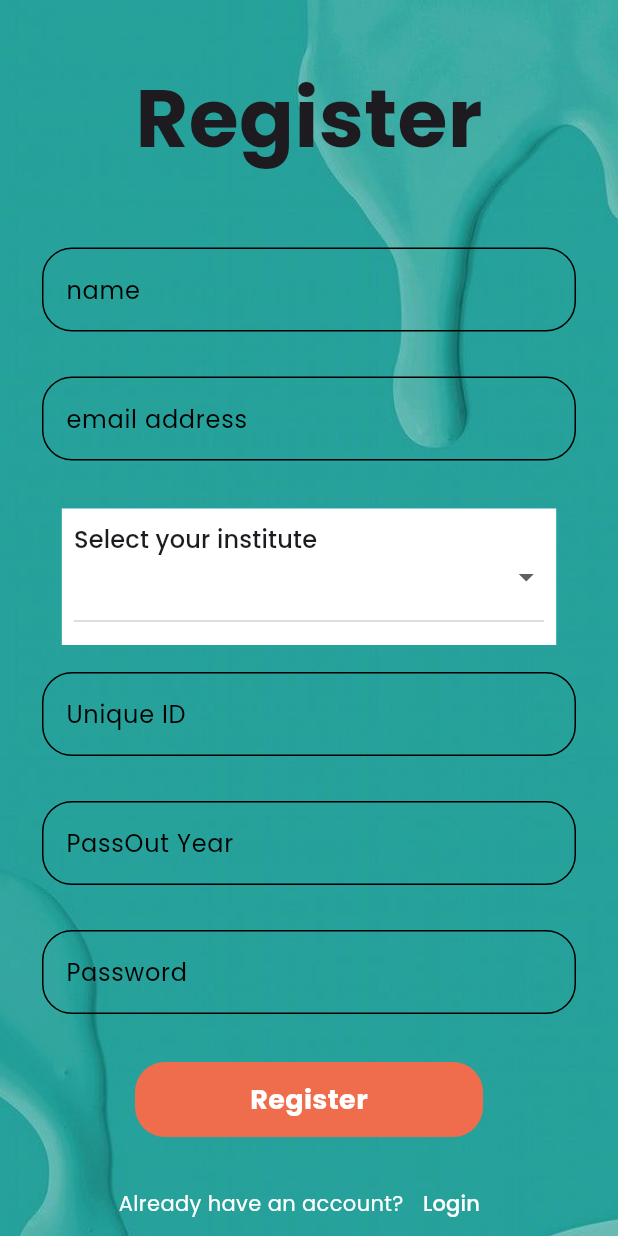
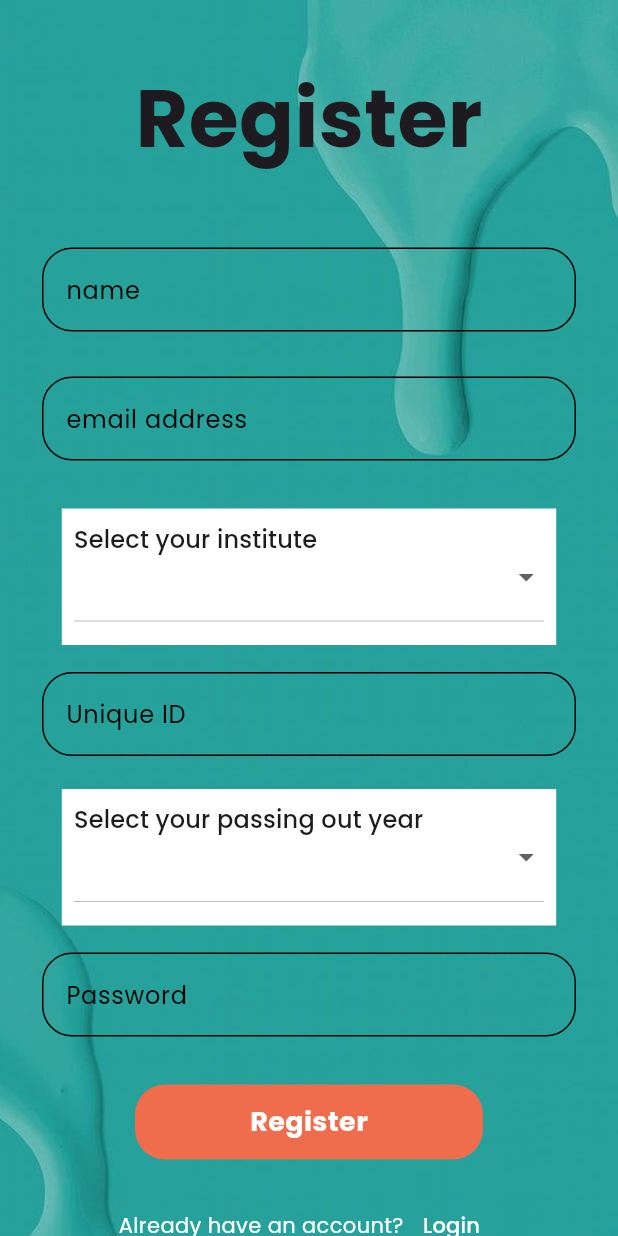
Before and after one commit to barath-dev/event_management_flutter_android, a Flutter app: the screen it shows after launch, on a phone screen of 412 x 824 dp. Run offline on Flutter 3.47's test engine with Material 3 defaults, Android fonts, the phone set to English and light mode, and no system bars; our stand-ins replace cloud_firestore, firebase_auth, firebase_core, firebase_storage, google_fonts, image_picker; missing offline and left inert: firebase_app_check, flutter_email_sender; accounts and stored records are empty.

Commit message:
basic functionalities fixed

```diff
--- a/lib/main.dart
+++ b/lib/main.dart
@@ -28,7 +28,6 @@ class MyApp extends StatelessWidget {
   @override
   Widget build(BuildContext context) {
     return MaterialApp(
-      title: 'Flutter Demo',
       debugShowCheckedModeBanner: false,
       theme: ThemeData(
         primarySwatch: Colors.yellow,
--- a/lib/resources/Authmethods.dart
+++ b/lib/resources/Authmethods.dart
@@ -15,7 +15,7 @@ class Authmethods {
           email: email, password: password);
 
       FirebaseFirestore firestore = FirebaseFirestore.instance;
-      firestore.collection('users').add({
+      firestore.collection('users').doc(cred.user!.uid).set({
         'name': name,
         'uid': cred.user!.uid,
         'email': email,
@@ -25,7 +25,7 @@ class Authmethods {
         // 'passingOutYear': passingOutYear,
       });
       await FirebaseFirestore.instance
-          .collection('notificatios')
+          .collection('notifications')
           .doc(cred.user!.email)
           .set({
         'notifications': [],
--- a/lib/resources/DBmethods.dart
+++ b/lib/resources/DBmethods.dart
@@ -9,7 +9,7 @@ class DBmethods {
       {required String type,
       required String event,
       required String description,
-      required DateTime date_time,
+      required String date_time,
       required String venue,
       required String inst,
       required String duration,
@@ -52,6 +52,7 @@ class DBmethods {
           .set({
         'name': coordinatorName,
         'email': coordinatorEmail,
+        'eid': [],
         'techinical_events': [],
         'non_techinical_events': [],
         'students_participating': 0,
--- a/lib/screens/auth/Registration_Screen.dart
+++ b/lib/screens/auth/Registration_Screen.dart
@@ -28,6 +28,17 @@ List<String> list = <String>[
   'KESHAV MEMORIAL INST OF TECHNOLOGY NARAYANAGUDA, HYDERABAD'
 ];
 
+List<String> passingOutYearList = [
+  'Select your passing out year',
+  DateTime.now().year.toString(),
+  (DateTime.now().year + 1).toString(),
+  (DateTime.now().year + 2).toString(),
+  (DateTime.now().year + 3).toString(),
+  (DateTime.now().year + 4).toString(),
+  (DateTime.now().year + 5).toString(),
+  (DateTime.now().year + 6).toString(),
+];
+
 class RegisterScreen extends StatefulWidget {
   const RegisterScreen({super.key});
 
@@ -42,13 +53,32 @@ class _RegisterScreenState extends State<RegisterScreen> {
   TextEditingController institute = TextEditingController();
   TextEditingController passingOutYear = TextEditingController();
   TextEditingController uniqueId = TextEditingController();
+  late String dropdownValue;
+  late String passOut;
+
+  @override
+  void initState() {
+     dropdownValue = list.first;
+     passOut = passingOutYearList.first;
+    super.initState();
+  }
+
+  @override
+  void dispose() {
+    email.dispose();
+    password.dispose();
+    name.dispose();
+    institute.dispose();
+    passingOutYear.dispose();
+    uniqueId.dispose();
+    super.dispose();
+  }
 
   void register() async {
     if (email.text.isNotEmpty &&
         password.text.isNotEmpty &&
         name.text.isNotEmpty &&
         dropdownValue != 'Select your institute' &&
-        // passingOutYear.text.isNotEmpty &&
         uniqueId.text.isNotEmpty) {
       String result = await Authmethods().signUpuser(
           email: email.text,
@@ -71,8 +101,6 @@ class _RegisterScreenState extends State<RegisterScreen> {
           const SnackBar(content: Text('Please fill all the fields')));
     }
   }
-
-  String dropdownValue = list.first;
 
   @override
   Widget build(BuildContext context) {
@@ -165,10 +193,33 @@ class _RegisterScreenState extends State<RegisterScreen> {
             const SizedBox(
               height: 10,
             ),
-            Padding(
-              padding: const EdgeInsets.symmetric(horizontal: 20),
-              child:
-                  TextInput(hint: 'PassOut Year', controller: passingOutYear),
+            Container(
+              color: Colors.white,
+              width: MediaQuery.of(context).size.width * 0.8,
+              padding: const EdgeInsets.all(8.0),
+              child: DropdownButton<String>(
+                itemHeight: 75,
+                isExpanded: true,
+                value: passOut,
+                onChanged: (String? value) => {
+                  setState(() {
+                    passOut = value!;
+                  })
+                },
+                items: passingOutYearList
+                    .map<DropdownMenuItem<String>>((String value) {
+                  return DropdownMenuItem<String>(
+                    value: value,
+                    child: Column(children: [
+                      Text(
+                        value,
+                        softWrap: true,
+                        // style: TextStyle(color: Colors.white),
+                      ),
+                    ]),
+                  );
+                }).toList(),
+              ),
             ),
             const SizedBox(
               height: 10,
--- a/lib/screens/common/profile_screen.dart
+++ b/lib/screens/common/profile_screen.dart
@@ -1,5 +1,6 @@
 import 'package:firebase_auth/firebase_auth.dart';
 import 'package:flutter/material.dart';
+import 'package:young_minds/screens/auth/Registration_Screen.dart';
 
 class ProfileScreen extends StatefulWidget {
   const ProfileScreen({super.key});
@@ -17,6 +18,10 @@ class _ProfileScreenState extends State<ProfileScreen> {
             child: ElevatedButton(
                 onPressed: () {
                   FirebaseAuth.instance.signOut();
+                  Navigator.pushReplacement(
+                      context,
+                      MaterialPageRoute(
+                          builder: (context) => const RegisterScreen()));
                 },
                 child: const Text('Sign Out'))));
   }
--- a/lib/screens/coordinator/create_event.dart
+++ b/lib/screens/coordinator/create_event.dart
@@ -47,7 +47,6 @@ class _CreateEventState extends State<CreateEvent> {
   TextEditingController description = TextEditingController();
   TextEditingController venue = TextEditingController();
   TextEditingController duration = TextEditingController();
-  TextEditingController institute = TextEditingController();
   String unit = Unit.first;
   String event_type = '';
 
@@ -143,14 +142,14 @@ class _CreateEventState extends State<CreateEvent> {
   Future<void> uploadEvent() async {
     print('uploading event');
     String result = await DBmethods().uploadEvent(
+      inst: FirebaseAuth.instance.currentUser!.uid,
       type: dropdownValue,
       event: event_type,
       description: description.text,
-      date_time: selectedPickupDate,
+      date_time: selectedPickupDate.toString(),
       venue: venue.text,
       duration: duration.text,
       imgUrl: url,
-      inst: institute.text,
       id: FirebaseAuth.instance.currentUser!.uid,
     );
     print(result);
--- a/lib/screens/coordinator/my_event.dart
+++ b/lib/screens/coordinator/my_event.dart
@@ -26,13 +26,11 @@ class _EventistState extends State<Eventist> {
                 return EventCard(
                   // requests: snapshot.data!.docs[index]['requests'] as List<String>,
                   myevent: true,
-                  eid: snapshot.data!.docs[index]['id'],
+                  eid: snapshot.data!.docs[index]['eid'],
                   url: snapshot.data!.docs[index]['imgUrl'],
                   title: snapshot.data!.docs[index]['event'],
                   description: snapshot.data!.docs[index]['description'],
-                  date: DateTime.parse(snapshot.data!.docs[index]['date_time']
-                          .toDate()
-                          .toString())
+                  date: snapshot.data!.docs[index]['date_time']
                       .toString()
                       .substring(0, 10),
 
--- a/lib/screens/coordinator/send_notification_scree.dart
+++ b/lib/screens/coordinator/send_notification_scree.dart
@@ -45,7 +45,7 @@ class _SendNotificationState extends State<SendNotification> {
                 for (var element in widget.requests) {
                   await FirebaseFirestore.instance
                       .collection('notificatios')
-                      .doc(element)
+                      .doc()
                       .update({
                     'notifications': FieldValue.arrayUnion([
                       {
--- a/lib/screens/services/email_services.dart
+++ b/lib/screens/services/email_services.dart
@@ -1,11 +1,11 @@
 import 'package:flutter_email_sender/flutter_email_sender.dart';
 
 class EmailServices {
-  Future<void> send(List<String> cc,String body,String subject) async {
+  Future<void> send(List<String> cc, String body, String subject) async {
     final Email email = Email(
       body: body,
       subject: subject,
-      recipients: ['barathwaj77777@gmail.com'],
+      recipients: ['young.unite99@gmail.com'],
       cc: cc,
       // bcc: ['bcc@example.com'],
       isHTML: false,
```
Also changed, not shown: lib/screens/admin/dashboard.dart (+8 -0 lines), lib/screens/common/events_feed_screen.dart (+1 -18 lines), lib/screens/coordinator/requests.dart (+62 -6 lines), lib/screens/student/my_accepted_events.dart (+15 -0 lines), lib/screens/student/student_navigation.dart (+7 -2 lines), lib/widgets/event_card.dart (+35 -25 lines), assets/images/background_01.jpg (added), lib/screens/admin/add_institute.dart (deleted), pubspec.lock, 1 other file.
